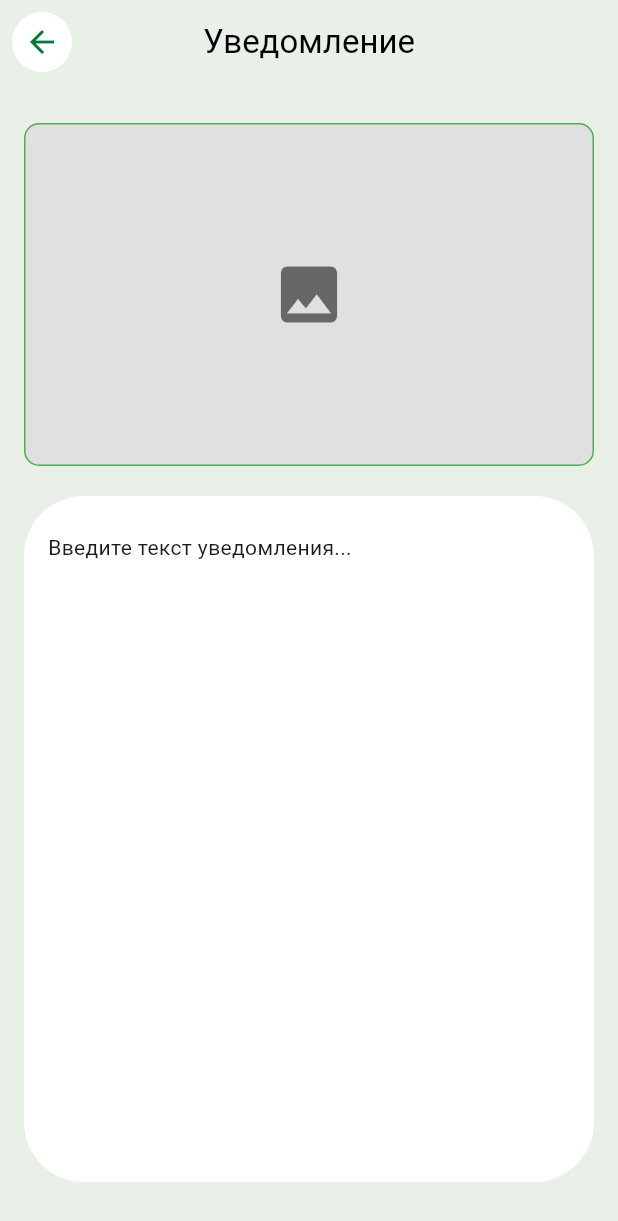
After one commit to wires-apps/home_management, a Flutter app: the MobileNotificationPage screen opened directly, on a phone screen of 412 x 824 dp. The commit adds this screen. Shown: the top 1221 px of the screen. Run offline on Flutter 3.47's test engine with Material 3 defaults, Android fonts, the light colour scheme and no system bars; our stand-ins replace auto_route, auto_size_text, equatable, flutter_bloc, gap, get_it and 1 more.

Commit message:
fixed bugs after review

```diff
--- a/lib/core/routes/router.dart
+++ b/lib/core/routes/router.dart
@@ -1,7 +1,7 @@
 import 'package:auto_route/auto_route.dart';
 import 'package:home_management/feature/auth/presentation/login_page.dart';
 import 'package:home_management/feature/home/presentation%20/home_screen.dart';
-import 'package:home_management/feature/notification/presentation/notification_page.dart';
+import 'package:home_management/feature/notification/presentation/mobile_notification_page.dart';
 
 part 'router.gr.dart';
 
--- a/lib/feature/home/presentation /desktop_ui/desktop_screen.dart
+++ b/lib/feature/home/presentation /desktop_ui/desktop_screen.dart
@@ -149,8 +149,7 @@ class _SidebarMenu extends StatelessWidget {
               ),
             ),
             _ItemMenu(
-              onPressed: () {
-              },
+              onPressed: () {},
               titleButton: S.of(context).home_screen_payment_communal_service,
               icon: Icons.monetization_on,
             ),
--- /dev/null
+++ b/lib/feature/notification/presentation/mobile_notification_page.dart
@@ -0,0 +1,111 @@
+import 'package:auto_route/auto_route.dart';
+import 'package:flutter/material.dart';
+import 'package:gap/gap.dart';
+import 'package:home_management/core/res/app_colors.dart';
+import 'package:home_management/feature/notification/presentation/desctop_ui/desktop_notification_page.dart';
+import 'package:responsive_builder/responsive_builder.dart';
+
+@RoutePage()
+class NotificationMobilePage extends StatelessWidget {
+  const NotificationMobilePage({super.key});
+
+  @override
+  Widget build(BuildContext context) {
+    return ScreenTypeLayout.builder(
+      mobile: (context) => const MobileNotificationPage(),
+      tablet: (context) => const MobileNotificationPage(),
+      desktop: (context) => const DesktopNotificationPage(),
+    );
+  }
+}
+
+class MobileNotificationPage extends StatelessWidget {
+  const MobileNotificationPage({super.key});
+
+  @override
+  Widget build(BuildContext context) {
+    return Scaffold(
+      backgroundColor: AppColors.cE9F0E8,
+      appBar: AppBar(
+        leading: IconButton(
+          style: IconButton.styleFrom(
+            backgroundColor: Colors.white,
+          ),
+          icon: const Icon(
+            Icons.arrow_back,
+            color: AppColors.c047839,
+          ),
+          onPressed: () {
+            context.router.maybePop();
+          },
+        ),
+
+        backgroundColor: AppColors.cE9F0E8,
+        title: const Text(
+          'Уведомление',
+          style: TextStyle(color: Colors.black),
+        ),
+        centerTitle: true,
+        // elevation: 0,
+      ),
+      body: const Body(),
+    );
+  }
+}
+
+class Body extends StatelessWidget {
+  const Body({
+    super.key,
+  });
+
+  @override
+  Widget build(BuildContext context) {
+    return Container(
+      height: MediaQuery.of(context).size.height * 04,
+      padding: const EdgeInsets.all(16.0),
+      child: Column(
+        children: [
+          const Gap(10),
+          Expanded(
+            flex: 1,
+            child: Container(
+              width: double.infinity,
+              height: 250,
+              decoration: BoxDecoration(
+                color: Colors.grey[300],
+                borderRadius: BorderRadius.circular(10),
+                border: Border.all(color: Colors.green),
+              ),
+              child: const Center(
+                child: Icon(
+                  Icons.image,
+                  size: 50,
+                  color: Colors.black54,
+                ),
+              ),
+            ),
+          ),
+          const SizedBox(height: 20),
+          Expanded(
+            flex: 2,
+            child: Container(
+              width: double.infinity,
+              padding: const EdgeInsets.symmetric(
+                horizontal: 16,
+                vertical: 24,
+              ),
+              decoration: BoxDecoration(
+                color: Colors.white,
+                borderRadius: BorderRadius.circular(40),
+              ),
+              child: const Text(
+                'Введите текст уведомления...',
+              ),
+            ),
+          ),
+          const SizedBox(height: 20),
+        ],
+      ),
+    );
+  }
+}
```
Also changed, not shown: lib/feature/home/presentation /home_screen.dart (+5 -6 lines), lib/feature/notification/presentation/desctop_ui/desktop_notification_page.dart (added, +104 -0 lines), lib/feature/notification/presentation/notification_page.dart (deleted, +0 -99 lines), lib/core/routes/router.gr.dart.
